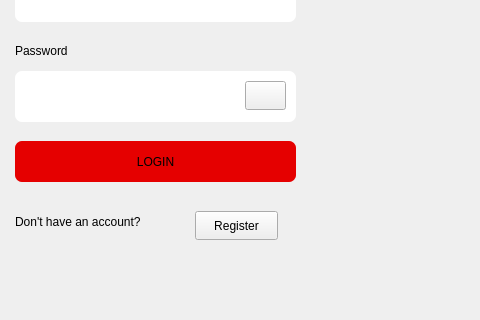
ttai1303/python-app, file ui/Login.ui: the form before one commit; both pictures show x 455 to 935 and y 239 to 559 of the 1218 by 681 pixel window.
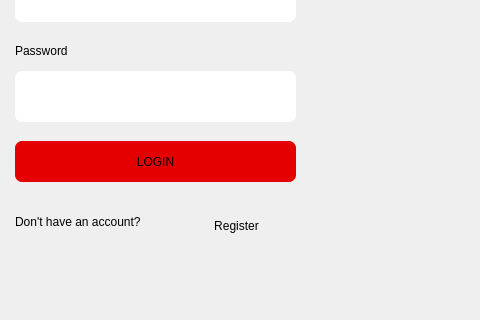
The form after the commit. Icons and pictures are not drawn.

What changed in the file:
```diff
--- a/ui/Login.ui
+++ b/ui/Login.ui
@@ -29,7 +29,9 @@
      </rect>
     </property>
     <property name="styleSheet">
-     <string notr="true">background: rgba(0, 0, 0, .5) </string>
+     <string notr="true">background: rgba(0, 0, 0, .5);
+border-radius: 20px;
+</string>
     </property>
     <widget class="QLabel" name="label_2">
      <property name="geometry">
```
